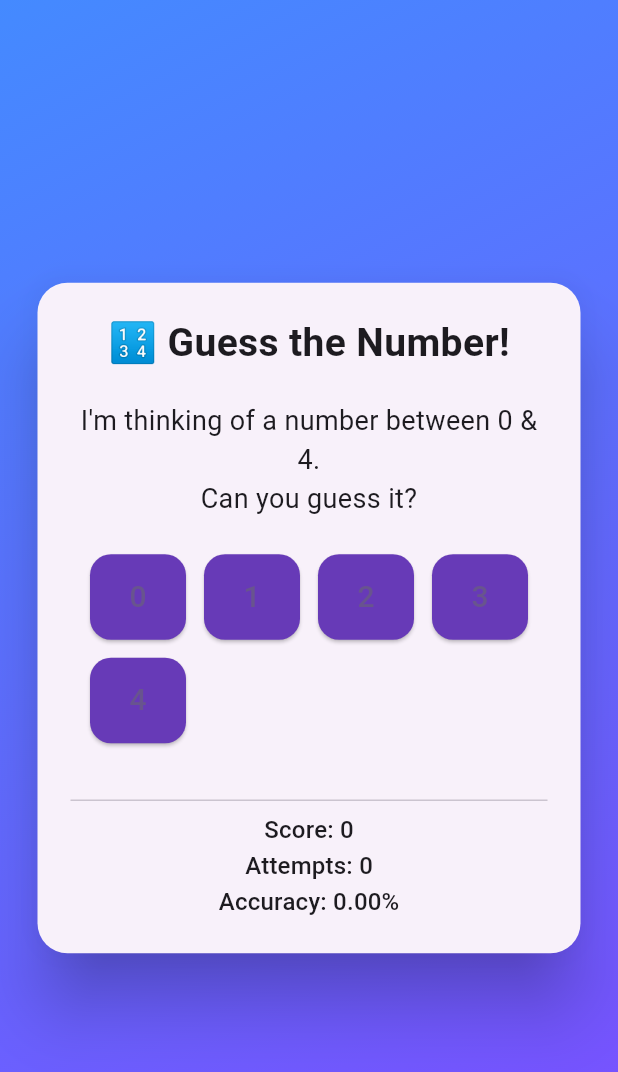
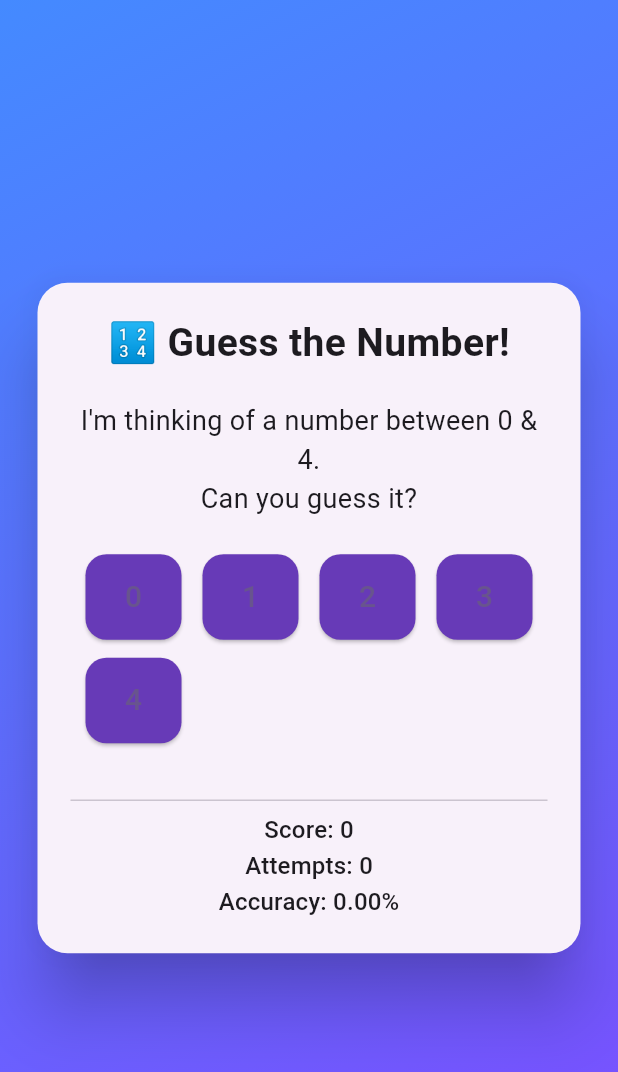
Before and after one commit to MostakAhmedShahad/online_class, a Flutter app: the MiniGame screen opened directly, on a phone screen of 412 x 824 dp. Shown: the top 1072 px of the screen. Run offline on Flutter 3.47's test engine with Material 3 defaults, Android fonts, the phone set to English and light mode, and no system bars; our stand-ins replace animated_text_kit, audioplayers, cloud_firestore, dots_indicator, firebase_auth, firebase_core and 2 more; accounts and stored records are empty.

Commit message:
_buildGuessButton

```diff
--- a/lib/pages/mini_game/mini_game.dart
+++ b/lib/pages/mini_game/mini_game.dart
@@ -117,7 +117,7 @@ class _MiniGameState extends State<MiniGame> {
                   ),
                   const SizedBox(height: 24),
                   Wrap(
-                    spacing: 12,
+                    spacing: 14,
                     runSpacing: 12,
                     children: List.generate(5, (index) => _buildGuessButton(index)),
                   ),
```
